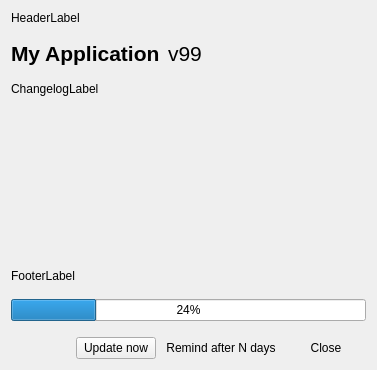
Qt form mmk_updater/qt/designer/update_confirm_dialg.ui (melianmiko/mmk-updater) before a commit.
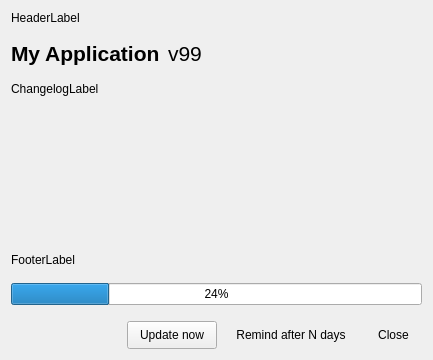
The same form after that commit. Icons and pictures are not drawn.

```diff
--- a/mmk_updater/qt/designer/update_confirm_dialg.ui
+++ b/mmk_updater/qt/designer/update_confirm_dialg.ui
@@ -6,8 +6,8 @@
    <rect>
     <x>0</x>
     <y>0</y>
-    <width>377</width>
-    <height>370</height>
+    <width>433</width>
+    <height>360</height>
    </rect>
   </property>
   <property name="sizePolicy">
@@ -25,6 +25,9 @@
   <property name="windowTitle">
    <string>MainWindow</string>
   </property>
+  <property name="styleSheet">
+   <string notr="true">QPushButton, QComboBox { padding: 6px 12px; }</string>
+  </property>
   <layout class="QVBoxLayout" name="verticalLayout">
    <property name="spacing">
     <number>16</number>
```
